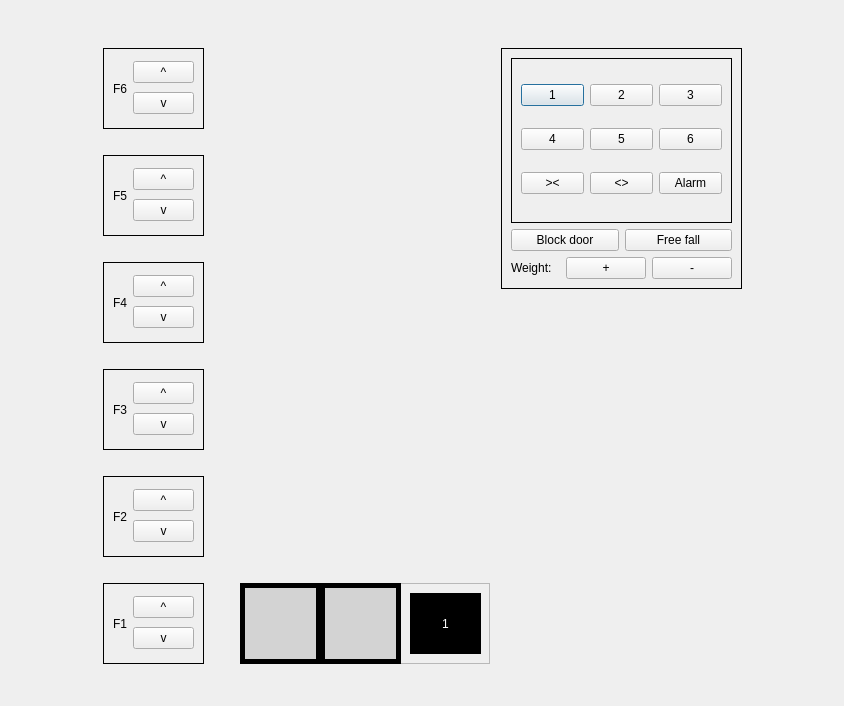
Above: ui/elevatordialog.ui from DxTa/-SP-Elevator-Controller-System before the change. Below: the same form after it.
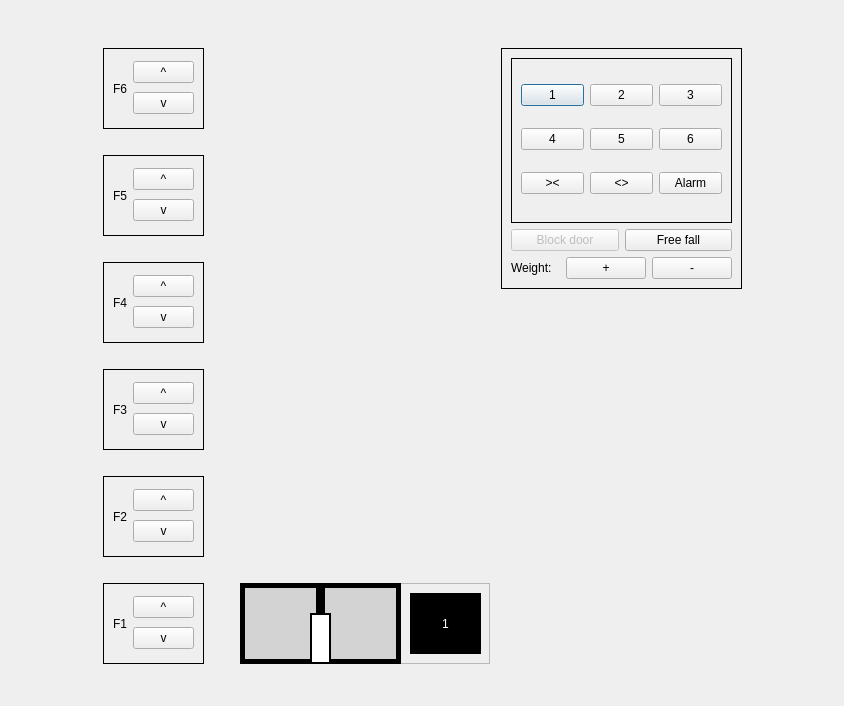
That is the form after the change.

Commit message: Blocking object

```diff
--- a/ui/elevatordialog.ui
+++ b/ui/elevatordialog.ui
@@ -103,6 +103,26 @@
      <bool>true</bool>
     </property>
    </widget>
+   <widget class="QLabel" name="blockObject">
+    <property name="enabled">
+     <bool>true</bool>
+    </property>
+    <property name="geometry">
+     <rect>
+      <x>70</x>
+      <y>30</y>
+      <width>21</width>
+      <height>51</height>
+     </rect>
+    </property>
+    <property name="styleSheet">
+     <string notr="true">border:2px solid black;
+background-color:white;</string>
+    </property>
+    <property name="text">
+     <string/>
+    </property>
+   </widget>
   </widget>
   <widget class="QFrame" name="frame">
    <property name="geometry">
@@ -193,6 +213,9 @@
      <layout class="QHBoxLayout" name="horizontalLayout_3">
       <item>
        <widget class="QPushButton" name="blockDoorButton">
+        <property name="enabled">
+         <bool>false</bool>
+        </property>
         <property name="text">
          <string>Block door</string>
         </property>
```
The commit also changes 2 other files.
